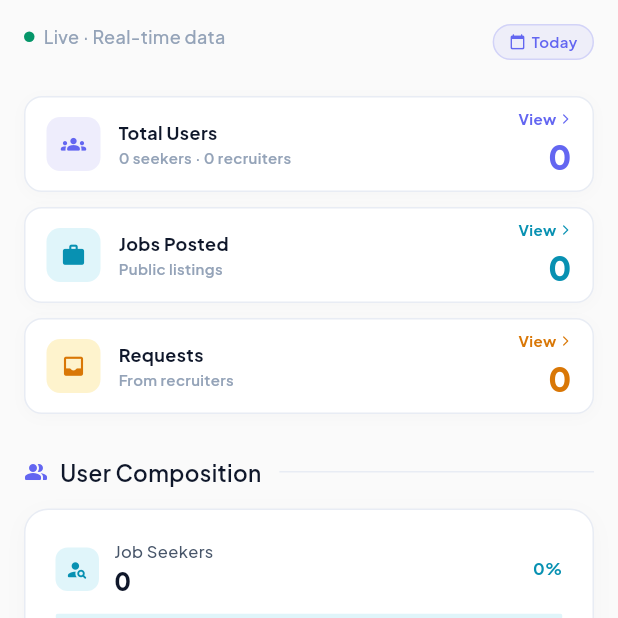
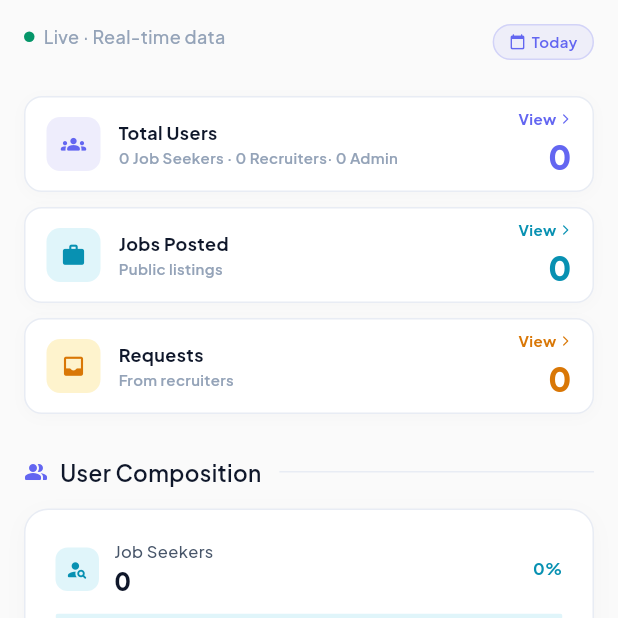
Before and after one commit to ZainAli417/Maha-Services, a Flutter app: the AdminAnalyticsDashboardScreen screen opened directly, on a phone screen of 412 x 824 dp, the top half of it. Run offline on Flutter 3.47's test engine with Material 3 defaults, Android fonts, the phone set to English and light mode, and no system bars; our stand-ins replace cached_network_image, cloud_firestore, file_picker, firebase_auth, firebase_core, firebase_storage and 12 more; missing offline and left inert: dart:js_interop, dart:ui_web, flutter_quill, markdown_widget; accounts and stored records are empty.

Commit message:
New final chnages

```diff
--- a/lib/Screens/Admin/admin_analytics_dashboard.dart
+++ b/lib/Screens/Admin/admin_analytics_dashboard.dart
@@ -537,8 +537,9 @@ class _KpiGrid extends StatelessWidget {
   Widget build(BuildContext context) {
     final items = [
       _KD(Icons.groups_rounded, 'Total Users', prov.totalUsers,
-          '${prov.totalJobSeekers} seekers · ${prov.totalRecruiters} recruiters',
+          '${prov.totalJobSeekers} Job Seekers · ${prov.totalRecruiters} Recruiters· ${prov.totalAdmins} Admin',
           _C.indigo, _C.indigoLt, onTap: () => onNavigate?.call('User Management')),
+
       _KD(Icons.work_rounded, 'Jobs Posted', prov.totalJobs,
           'Public listings', _C.teal, _C.tealLt, onTap: () => _showJobsPopup(context, prov)),
       _KD(Icons.inbox_rounded, 'Requests', prov.totalRequests,
```
Also changed, not shown: lib/Screens/Admin/scratch_debug_roles.dart (added, +11 -0 lines).
